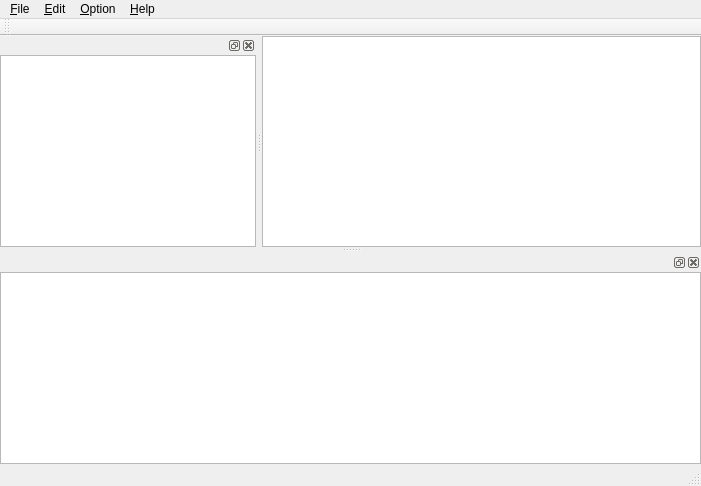
The window that src/mainwindow.ui (ambiesoft/SceneExplorer) describes before a commit, drawn with Qt 5.
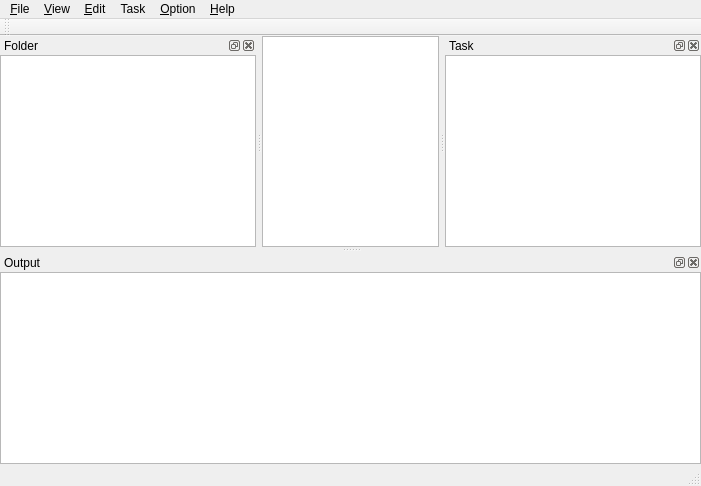
The same window after the commit.

```diff
--- a/src/mainwindow.ui
+++ b/src/mainwindow.ui
@@ -95,8 +95,32 @@
     </property>
     <addaction name="action_Options"/>
    </widget>
+   <widget class="QMenu" name="menu_Task">
+    <property name="title">
+     <string>Task</string>
+    </property>
+    <addaction name="action_Pause"/>
+    <addaction name="action_Stop"/>
+    <addaction name="action_Do_It"/>
+   </widget>
+   <widget class="QMenu" name="menu_View">
+    <property name="title">
+     <string>&amp;View</string>
+    </property>
+    <widget class="QMenu" name="menu_Docking_windows">
+     <property name="title">
+      <string>&amp;Docking windows</string>
+     </property>
+     <addaction name="action_DockFolder"/>
+     <addaction name="action_DockTask"/>
+     <addaction name="action_DockOutput"/>
+    </widget>
+    <addaction name="menu_Docking_windows"/>
+   </widget>
    <addaction name="menu_File"/>
+   <addaction name="menu_View"/>
    <addaction name="menu_Edit"/>
+   <addaction name="menu_Task"/>
    <addaction name="menu_Option"/>
    <addaction name="menu_Help"/>
   </widget>
@@ -110,6 +134,9 @@
   </widget>
   <widget class="QStatusBar" name="statusBar"/>
   <widget class="QDockWidget" name="dockLog">
+   <property name="windowTitle">
+    <string>Output</string>
+   </property>
    <attribute name="dockWidgetArea">
     <number>8</number>
    </attribute>
@@ -156,6 +183,9 @@
      <verstretch>0</verstretch>
     </sizepolicy>
    </property>
+   <property name="windowTitle">
+    <string>Folder</string>
+   </property>
    <attribute name="dockWidgetArea">
     <number>1</number>
    </attribute>
@@ -198,6 +228,36 @@
     </layout>
    </widget>
   </widget>
+  <widget class="QDockWidget" name="dockTask">
+   <property name="windowTitle">
+    <string>Task</string>
+   </property>
+   <attribute name="dockWidgetArea">
+    <number>2</number>
+   </attribute>
+   <widget class="QWidget" name="dockWidgetContents_3">
+    <layout class="QHBoxLayout" name="horizontalLayout_2">
+     <property name="spacing">
+      <number>0</number>
+     </property>
+     <property name="leftMargin">
+      <number>0</number>
+     </property>
+     <property name="topMargin">
+      <number>0</number>
+     </property>
+     <property name="rightMargin">
+      <number>0</number>
+     </property>
+     <property name="bottomMargin">
+      <number>0</number>
+     </property>
+     <item>
+      <widget class="QListView" name="listTask"/>
+     </item>
+    </layout>
+   </widget>
+  </widget>
   <action name="action_Close">
    <property name="text">
     <string>&amp;Close</string>
```
Left out of the diff: 36 changed lines with no effect on the pictures.
